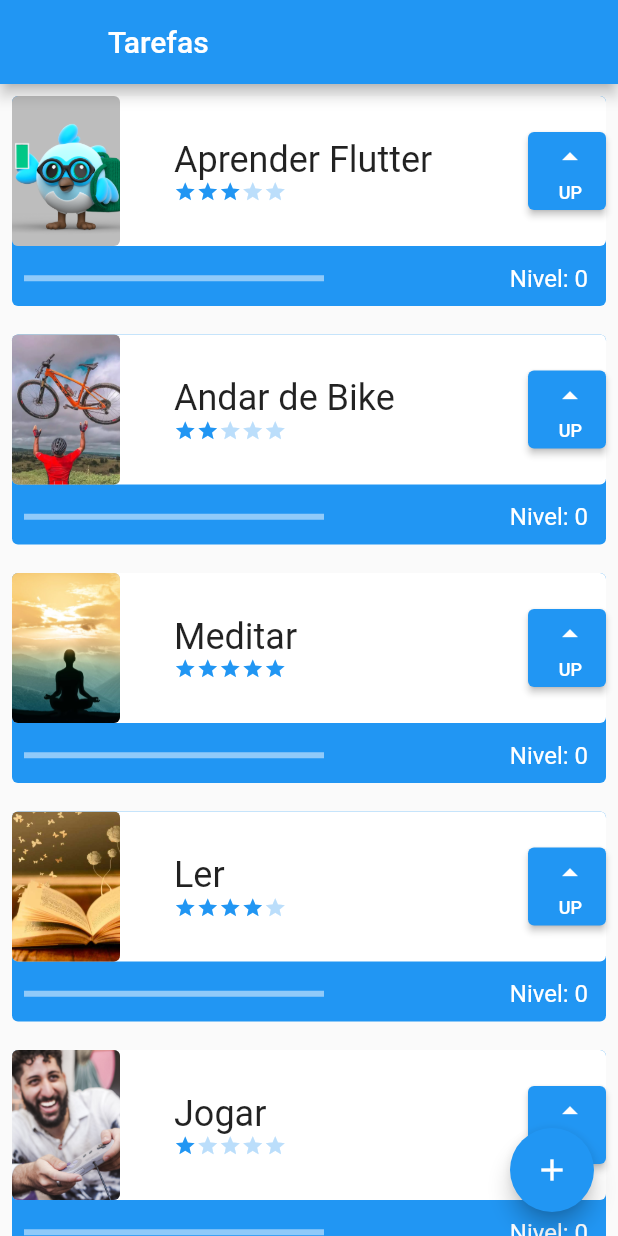
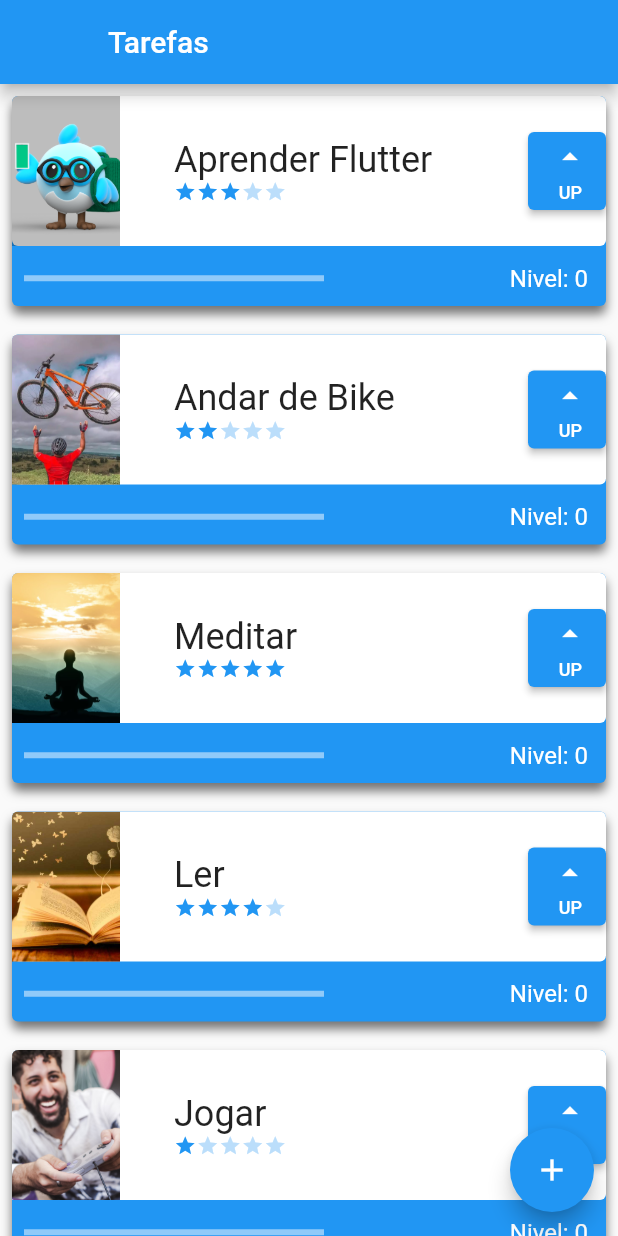
Before and after one commit to Anfacibry/alura-aula-dois, a Flutter app: the screen it shows after launch, on a phone screen of 412 x 824 dp. Run offline on Flutter 3.47's test engine with Material 2 defaults, Android fonts, the light colour scheme and no system bars; our stand-ins replace sqflite; accounts and stored records are empty.

```diff
--- a/lib/components/difficulty.dart
+++ b/lib/components/difficulty.dart
@@ -1,8 +1,6 @@
-
 import 'package:flutter/material.dart';
 
-class Difficulty extends StatelessWidget {
-
+class Difficulty extends StatefulWidget {
   final int dificultyLevel;
 
   const Difficulty({
@@ -11,33 +9,38 @@ class Difficulty extends StatelessWidget {
   }) : super(key: key);
 
   @override
+  State<Difficulty> createState() => _DifficultyState();
+}
+
+class _DifficultyState extends State<Difficulty> {
+  @override
   Widget build(BuildContext context) {
     return Row(
       children: [
         Icon(
           Icons.star,
           size: 15,
-          color: (dificultyLevel >= 1) ? Colors.blue : Colors.blue[100],
+          color: (widget.dificultyLevel >= 1) ? Colors.blue : Colors.blue[100],
         ),
         Icon(
           Icons.star,
           size: 15,
-          color: (dificultyLevel >= 2) ? Colors.blue : Colors.blue[100],
+          color: (widget.dificultyLevel >= 2) ? Colors.blue : Colors.blue[100],
         ),
         Icon(
           Icons.star,
           size: 15,
-          color: (dificultyLevel >= 3) ? Colors.blue : Colors.blue[100],
+          color: (widget.dificultyLevel >= 3) ? Colors.blue : Colors.blue[100],
         ),
         Icon(
           Icons.star,
           size: 15,
-          color: (dificultyLevel >= 4) ? Colors.blue : Colors.blue[100],
+          color: (widget.dificultyLevel >= 4) ? Colors.blue : Colors.blue[100],
         ),
         Icon(
           Icons.star,
           size: 15,
-          color: (dificultyLevel >= 5) ? Colors.blue : Colors.blue[100],
+          color: (widget.dificultyLevel >= 5) ? Colors.blue : Colors.blue[100],
         ),
       ],
     );
--- a/lib/components/task.dart
+++ b/lib/components/task.dart
@@ -19,6 +19,9 @@ class Task extends StatefulWidget {
 
 class _TaskState extends State<Task> {
   int nivel = 0;
+
+  ///Metodo que certifica se o link colocado para adicionar a foto
+  ///é valido ou não, o mesmo tem que constar com um http
   bool assetsOuNetwork() {
     if (widget.foto.contains("http")) {
       return false;
@@ -32,31 +35,48 @@ class _TaskState extends State<Task> {
       padding: const EdgeInsets.all(8.0),
       child: Stack(
         children: [
+          ///Container que fica na parte inferior do card para indicar o nivel
           Container(
             decoration: BoxDecoration(
-                borderRadius: BorderRadius.circular(4), color: Colors.blue),
+                borderRadius: BorderRadius.circular(4),
+                color: Colors.blue,
+                boxShadow: const [
+                  ///Colocando sobra no container
+                  BoxShadow(
+                    offset: Offset(0, 5),
+                    blurRadius: 5.0,
+                    color: Colors.black54,
+                  ),
+                ]),
             height: 140,
           ),
           Column(
             children: [
+              ///Container que serve para ser todo o card com as informações da foto
+              ///Avaliações e up
               Container(
                 decoration: BoxDecoration(
                   borderRadius: BorderRadius.circular(4),
                   color: Colors.white,
                 ),
                 height: 100,
+
+                ///Coluna horizontal responsavem pela imagem, nome, avaliações e botão
                 child: Row(
                   mainAxisAlignment: MainAxisAlignment.spaceBetween,
                   children: [
+                    ///Container para definir o tamanho da imagem
                     Container(
-                      decoration: BoxDecoration(
-                        borderRadius: BorderRadius.circular(4),
+                      decoration: const BoxDecoration(
+                        borderRadius:
+                            BorderRadius.only(topLeft: Radius.circular(4)),
                         color: Colors.black26,
                       ),
                       width: 72,
                       height: 100,
                       child: ClipRRect(
-                        borderRadius: BorderRadius.circular(4),
+                        borderRadius: const BorderRadius.only(
+                            topLeft: Radius.circular(4)),
                         child: assetsOuNetwork()
                             ? Image.asset(
                                 widget.foto,
```
Also changed, not shown: lib/data/task_dados.dart (+18 -4 lines), pubspec.lock, 1 other file.
